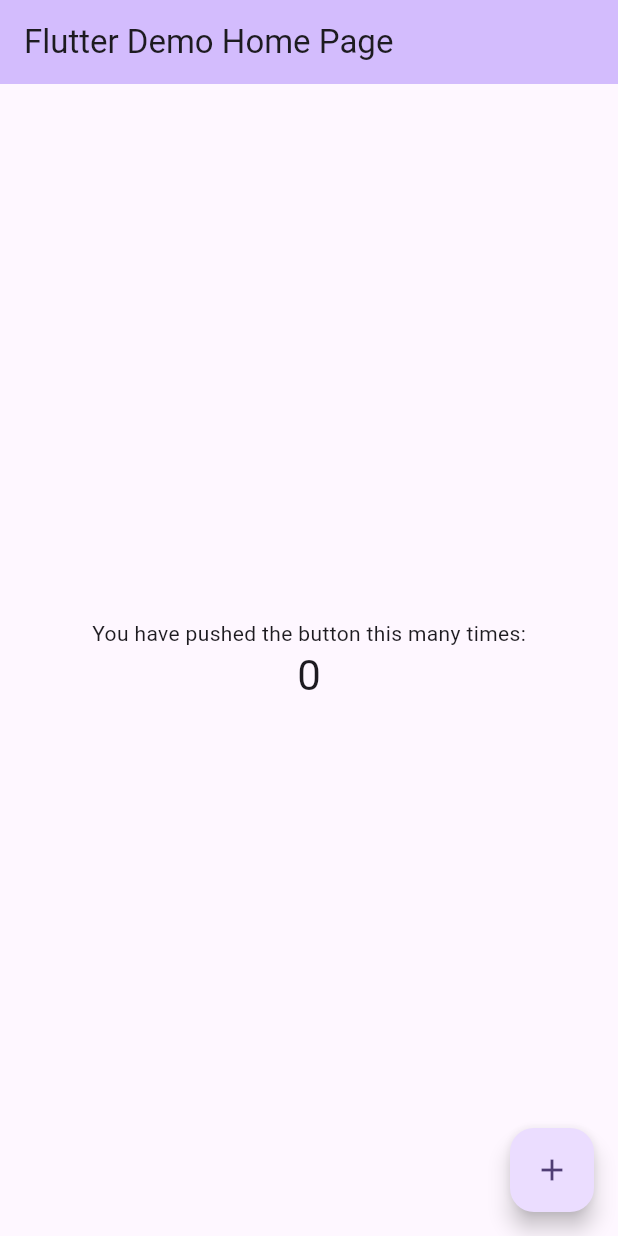
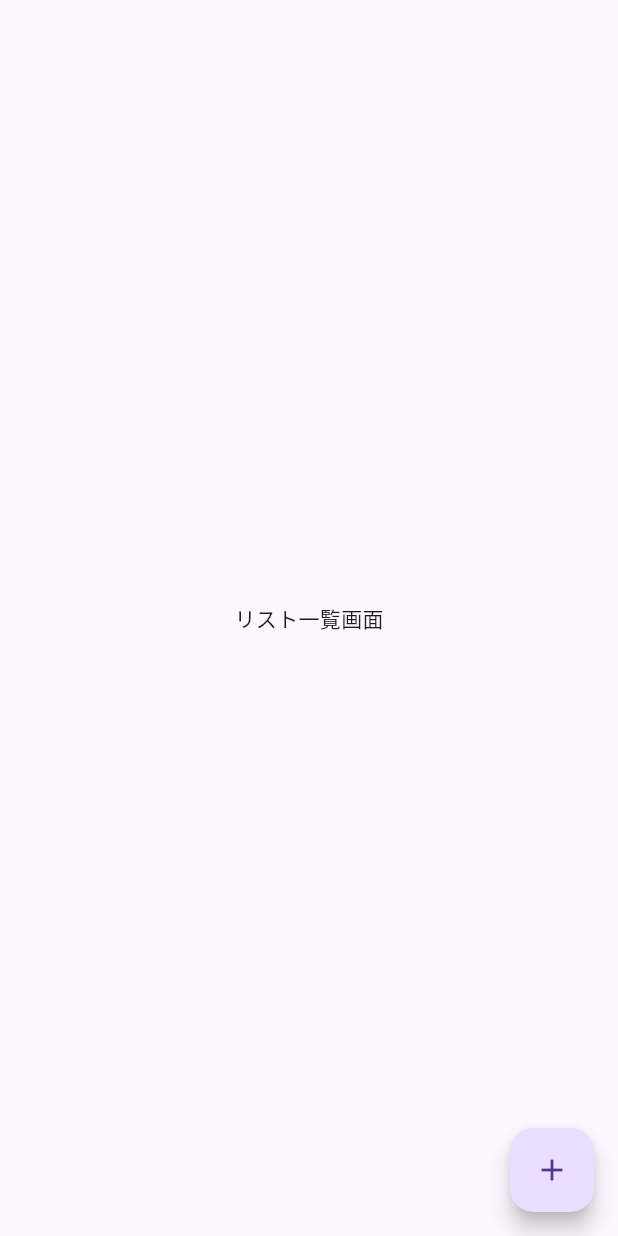
Before and after one commit to yusuke-17/my_flutter_app, a Flutter app: the screen it shows after launch, on a phone screen of 412 x 824 dp. Run offline on Flutter 3.47's test engine with Material 3 defaults, Android fonts, the phone set to English and light mode, and no system bars.

Commit message:
雛形作成

```diff
--- a/lib/main.dart
+++ b/lib/main.dart
@@ -11,112 +11,57 @@ class MyApp extends StatelessWidget {
   @override
   Widget build(BuildContext context) {
     return MaterialApp(
-      title: 'Flutter Demo',
+      // アプリ名
+      title: 'My Todo App',
       theme: ThemeData(
-        // This is the theme of your application.
-        //
-        // TRY THIS: Try running your application with "flutter run". You'll see
-        // the application has a purple toolbar. Then, without quitting the app,
-        // try changing the seedColor in the colorScheme below to Colors.green
-        // and then invoke "hot reload" (save your changes or press the "hot
-        // reload" button in a Flutter-supported IDE, or press "r" if you used
-        // the command line to start the app).
-        //
-        // Notice that the counter didn't reset back to zero; the application
-        // state is not lost during the reload. To reset the state, use hot
-        // restart instead.
-        //
-        // This works for code too, not just values: Most code changes can be
-        // tested with just a hot reload.
-        colorScheme: ColorScheme.fromSeed(seedColor: Colors.deepPurple),
+        // テーマカラー
+        primarySwatch: Colors.blue,
       ),
-      home: const MyHomePage(title: 'Flutter Demo Home Page'),
+      // リスト一覧画面を表示
+      home: TodoListPage(),
     );
   }
 }
 
-class MyHomePage extends StatefulWidget {
-  const MyHomePage({super.key, required this.title});
-
-  // This widget is the home page of your application. It is stateful, meaning
-  // that it has a State object (defined below) that contains fields that affect
-  // how it looks.
-
-  // This class is the configuration for the state. It holds the values (in this
-  // case the title) provided by the parent (in this case the App widget) and
-  // used by the build method of the State. Fields in a Widget subclass are
-  // always marked "final".
-
-  final String title;
-
-  @override
-  State<MyHomePage> createState() => _MyHomePageState();
-}
-
-class _MyHomePageState extends State<MyHomePage> {
-  int _counter = 0;
-
-  void _incrementCounter() {
-    setState(() {
-      // This call to setState tells the Flutter framework that something has
-      // changed in this State, which causes it to rerun the build method below
-      // so that the display can reflect the updated values. If we changed
-      // _counter without calling setState(), then the build method would not be
-      // called again, and so nothing would appear to happen.
-      _counter++;
-    });
-  }
-
+// リスト一覧画面用Widget
+class TodoListPage extends StatelessWidget {
   @override
   Widget build(BuildContext context) {
-    // This method is rerun every time setState is called, for instance as done
-    // by the _incrementCounter method above.
-    //
-    // The Flutter framework has been optimized to make rerunning build methods
-    // fast, so that you can just rebuild anything that needs updating rather
-    // than having to individually change instances of widgets.
     return Scaffold(
-      appBar: AppBar(
-        // TRY THIS: Try changing the color here to a specific color (to
-        // Colors.amber, perhaps?) and trigger a hot reload to see the AppBar
-        // change color while the other colors stay the same.
-        backgroundColor: Theme.of(context).colorScheme.inversePrimary,
-        // Here we take the value from the MyHomePage object that was created by
-        // the App.build method, and use it to set our appbar title.
-        title: Text(widget.title),
-      ),
       body: Center(
-        // Center is a layout widget. It takes a single child and positions it
-        // in the middle of the parent.
-        child: Column(
-          // Column is also a layout widget. It takes a list of children and
-          // arranges them vertically. By default, it sizes itself to fit its
-          // children horizontally, and tries to be as tall as its parent.
-          //
-          // Column has various properties to control how it sizes itself and
-          // how it positions its children. Here we use mainAxisAlignment to
-          // center the children vertically; the main axis here is the vertical
-          // axis because Columns are vertical (the cross axis would be
-          // horizontal).
-          //
-          // TRY THIS: Invoke "debug painting" (choose the "Toggle Debug Paint"
-          // action in the IDE, or press "p" in the console), to see the
-          // wireframe for each widget.
-          mainAxisAlignment: MainAxisAlignment.center,
-          children: <Widget>[
-            const Text('You have pushed the button this many times:'),
-            Text(
-              '$_counter',
-              style: Theme.of(context).textTheme.headlineMedium,
-            ),
-          ],
-        ),
+        child: Text('リスト一覧画面'),
       ),
       floatingActionButton: FloatingActionButton(
-        onPressed: _incrementCounter,
-        tooltip: 'Increment',
-        child: const Icon(Icons.add),
-      ), // This trailing comma makes auto-formatting nicer for build methods.
+        onPressed: () {
+          // "push"で新規画面に遷移
+          Navigator.of(context).push(
+            MaterialPageRoute(builder: (context) {
+              // 遷移先の画面としてリスト追加画面を指定
+              return TodoAddPage();
+            }),
+          );
+        },
+        child: Icon(Icons.add),
+      ),
     );
   }
 }
+
+// リスト追加画面用Widget
+class TodoAddPage extends StatelessWidget {
+  @override
+  Widget build(BuildContext context) {
+    return Scaffold(
+      body: Center(
+        child: TextButton(
+          // ボタンをクリックした時の処理
+          onPressed: () {
+            // "pop"で前の画面に戻る
+            Navigator.of(context).pop();
+          },
+          child: Text('リスト追加画面（クリックで戻る）'),
+        ),
+      ),
+    );
+  }
+}
```
